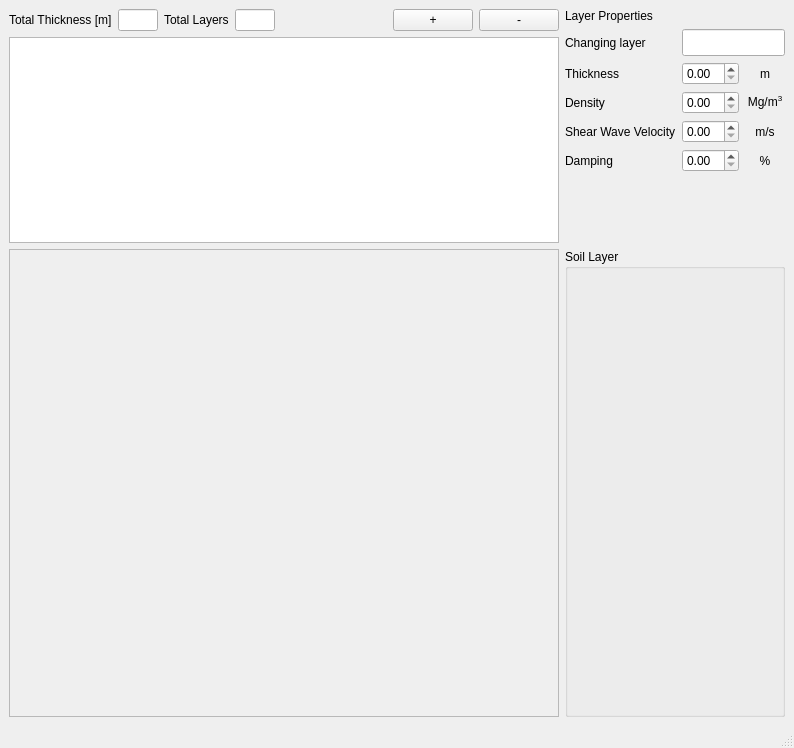
Before: the Qt Designer form mainwindow.ui in afei190/transferFunctionMultiLayer, drawn with Qt 5.
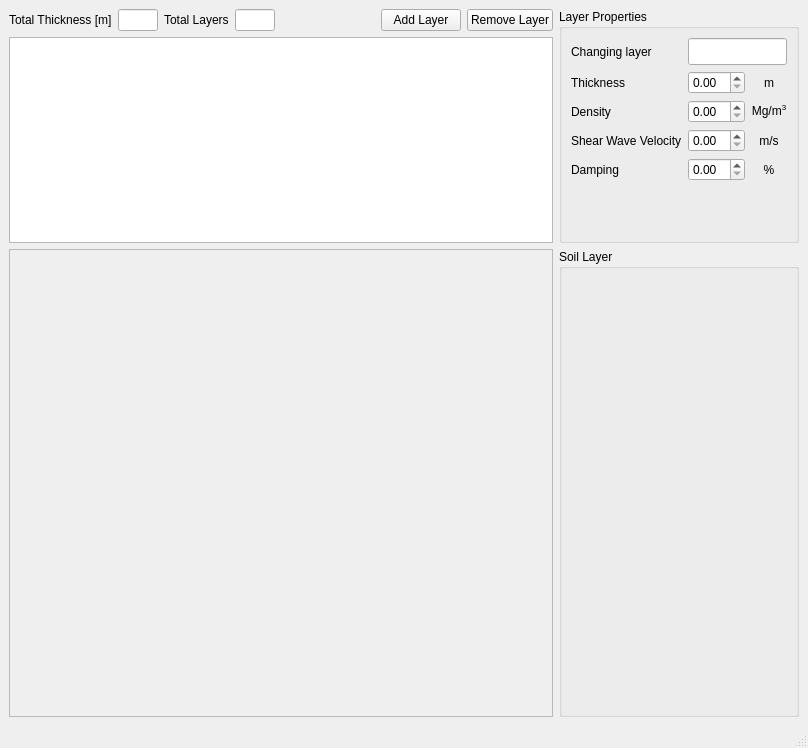
After: the same form once the commit is applied. Custom widgets are drawn as their Qt base class.

```diff
--- a/mainwindow.ui
+++ b/mainwindow.ui
@@ -81,14 +81,14 @@
         <item>
          <widget class="QPushButton" name="addRowBtn">
           <property name="text">
-           <string>+</string>
+           <string>Add Layer</string>
           </property>
          </widget>
         </item>
         <item>
          <widget class="QPushButton" name="delRowBtn">
           <property name="text">
-           <string>-</string>
+           <string>Remove Layer</string>
           </property>
          </widget>
         </item>
@@ -128,35 +128,60 @@
       </property>
      </widget>
     </item>
+    <item row="1" column="1" rowspan="4">
+     <widget class="QGroupBox" name="groupBox">
+      <property name="title">
+       <string>Soil Layer</string>
+      </property>
+     </widget>
+    </item>
     <item row="0" column="1">
-     <layout class="QGridLayout" name="gridLayout_3" columnstretch="1,0,0">
-      <item row="0" column="0" colspan="3">
-       <widget class="QLabel" name="label">
-        <property name="sizePolicy">
-         <sizepolicy hsizetype="Maximum" vsizetype="Preferred">
-          <horstretch>0</horstretch>
-          <verstretch>0</verstretch>
-         </sizepolicy>
-        </property>
-        <property name="maximumSize">
-         <size>
-          <width>16777215</width>
-          <height>30</height>
-         </size>
-        </property>
-        <property name="text">
+     <widget class="QGroupBox" name="LayerPropertiesGroupBox">
+      <property name="title">
          <string>Layer Properties</string>
         </property>
-       </widget>
-      </item>
-      <item row="2" column="0">
-       <widget class="QLabel" name="thicknessLabel">
+      <layout class="QGridLayout" name="gridLayout_3" columnstretch="1,0,0">
+       <item row="3" column="0">
+        <widget class="QLabel" name="shearWaveVelocityLabel">
+         <property name="text">
+          <string>Shear Wave Velocity</string>
+         </property>
+        </widget>
+       </item>
+       <item row="2" column="2">
+        <widget class="QLabel" name="densityUnitLabel">
         <property name="text">
-         <string>Thickness</string>
-        </property>
-       </widget>
-      </item>
-      <item row="1" column="1" colspan="2">
+          <string>Mg/m&lt;sup&gt;3&lt;/sup&gt;</string>
+         </property>
+         <property name="alignment">
+          <set>Qt::AlignCenter</set>
+         </property>
+        </widget>
+       </item>
+       <item row="7" column="2">
+        <spacer name="verticalSpacer">
+         <property name="orientation">
+          <enum>Qt::Vertical</enum>
+         </property>
+         <property name="sizeHint" stdset="0">
+          <size>
+           <width>20</width>
+           <height>40</height>
+          </size>
+         </property>
+        </spacer>
+       </item>
+       <item row="5" column="2">
+        <widget class="QLabel" name="label_4">
+         <property name="text">
+          <string>%</string>
+         </property>
+         <property name="alignment">
+          <set>Qt::AlignCenter</set>
+         </property>
+        </widget>
+       </item>
+       <item row="0" column="1" colspan="2">
        <widget class="QLineEdit" name="activeLayerlineEdit">
         <property name="font">
          <font>
@@ -168,70 +193,47 @@
         </property>
        </widget>
       </item>
-      <item row="2" column="1">
+       <item row="3" column="2">
+        <widget class="QLabel" name="label_3">
+         <property name="text">
+          <string>m/s</string>
+         </property>
+         <property name="alignment">
+          <set>Qt::AlignCenter</set>
+         </property>
+        </widget>
+       </item>
+       <item row="1" column="1">
        <widget class="QDoubleSpinBox" name="thicknessDoubleSpinBox"/>
       </item>
-      <item row="8" column="2">
-       <spacer name="verticalSpacer">
-        <property name="orientation">
-         <enum>Qt::Vertical</enum>
-        </property>
-        <property name="sizeHint" stdset="0">
-         <size>
-          <width>20</width>
-          <height>40</height>
-         </size>
-        </property>
-       </spacer>
-      </item>
-      <item row="6" column="0">
-       <widget class="QLabel" name="dampingLabel">
-        <property name="text">
-         <string>Damping</string>
-        </property>
-       </widget>
-      </item>
-      <item row="4" column="0">
-       <widget class="QLabel" name="shearWaveVelocityLabel">
-        <property name="text">
-         <string>Shear Wave Velocity</string>
-        </property>
-       </widget>
-      </item>
-      <item row="1" column="0">
+       <item row="2" column="1">
+        <widget class="QDoubleSpinBox" name="densityDoubleSpinBox"/>
+       </item>
+       <item row="0" column="0">
        <widget class="QLabel" name="label_5">
         <property name="text">
          <string>Changing layer</string>
         </property>
        </widget>
       </item>
-      <item row="4" column="1">
-       <widget class="QDoubleSpinBox" name="shearWaveVelocityDoubleSpinBox"/>
-      </item>
-      <item row="6" column="1">
+       <item row="2" column="0">
+        <widget class="QLabel" name="densityLabel">
+         <property name="text">
+          <string>Density</string>
+         </property>
+        </widget>
+       </item>
+       <item row="1" column="0">
+        <widget class="QLabel" name="thicknessLabel">
+         <property name="text">
+          <string>Thickness</string>
+         </property>
+        </widget>
+       </item>
+       <item row="5" column="1">
        <widget class="QDoubleSpinBox" name="dampingDoubleSpinBox"/>
       </item>
-      <item row="6" column="2">
-       <widget class="QLabel" name="label_4">
-        <property name="text">
-         <string>%</string>
-        </property>
-        <property name="alignment">
-         <set>Qt::AlignCenter</set>
-        </property>
-       </widget>
-      </item>
-      <item row="4" column="2">
-       <widget class="QLabel" name="label_3">
-        <property name="text">
-         <string>m/s</string>
-        </property>
-        <property name="alignment">
-         <set>Qt::AlignCenter</set>
-        </property>
-       </widget>
-      </item>
-      <item row="2" column="2">
+       <item row="1" column="2">
        <widget class="QLabel" name="label_2">
         <property name="text">
          <string>m</string>
@@ -241,33 +243,17 @@
         </property>
        </widget>
       </item>
-      <item row="3" column="0">
-       <widget class="QLabel" name="densityLabel">
+       <item row="5" column="0">
+        <widget class="QLabel" name="dampingLabel">
         <property name="text">
-         <string>Density</string>
+          <string>Damping</string>
         </property>
        </widget>
       </item>
       <item row="3" column="1">
-       <widget class="QDoubleSpinBox" name="densityDoubleSpinBox"/>
-      </item>
-      <item row="3" column="2">
-       <widget class="QLabel" name="densityUnitLabel">
-        <property name="text">
-         <string>Mg/m&lt;sup&gt;3&lt;/sup&gt;</string>
-        </property>
-        <property name="alignment">
-         <set>Qt::AlignCenter</set>
-        </property>
-       </widget>
-      </item>
-     </layout>
-    </item>
-    <item row="1" column="1" rowspan="4">
-     <widget class="QGroupBox" name="groupBox">
-      <property name="title">
-       <string>Soil Layer</string>
-      </property>
+        <widget class="QDoubleSpinBox" name="shearWaveVelocityDoubleSpinBox"/>
+       </item>
+      </layout>
      </widget>
     </item>
    </layout>
@@ -285,17 +271,17 @@
   <widget class="QStatusBar" name="statusbar"/>
  </widget>
  <customwidgets>
+  <customwidget>
+   <class>BonzaTableView</class>
+   <extends>QTableView</extends>
+   <header location="global">UI/BonzaTableView.h</header>
+  </customwidget>
   <customwidget>
    <class>SimFigure</class>
    <extends>QFrame</extends>
    <header>./source/simfigure.h</header>
    <container>1</container>
   </customwidget>
-  <customwidget>
-   <class>BonzaTableView</class>
-   <extends>QTableView</extends>
-   <header>UI/BonzaTableView.h</header>
-  </customwidget>
  </customwidgets>
  <resources/>
  <connections/>
```
Lines whose indentation alone changed are shown as unchanged.
